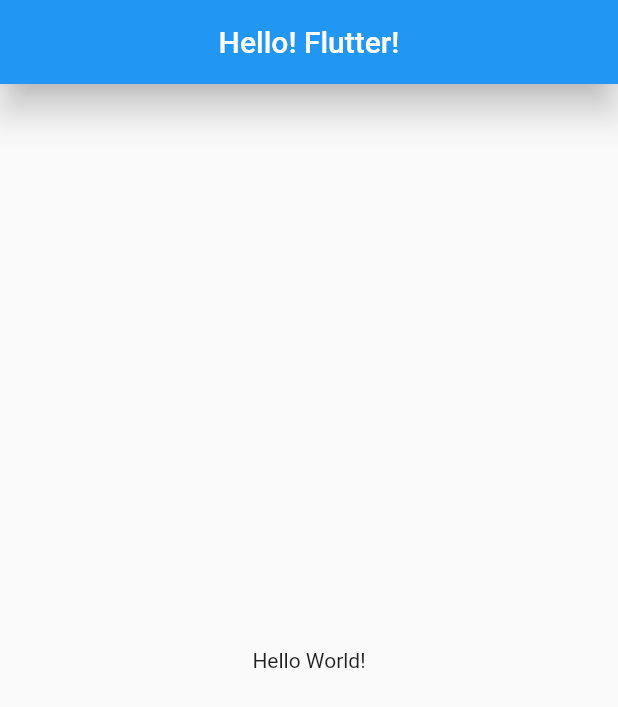
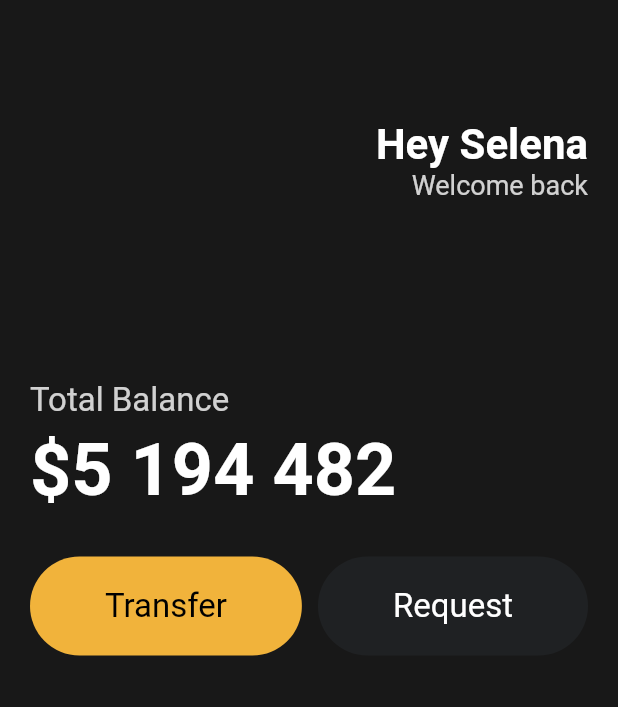
Before and after one commit to JonghyunLEE12/Flutter, a Flutter app: the screen it shows after launch, on a phone screen of 412 x 824 dp. Shown: the top 707 px of the screen. Run offline on Flutter 3.47's test engine with Material 2 defaults, Android fonts, the phone set to English and light mode, and no system bars.

Commit message:
위젯 만들기

```diff
--- a/toonflix/analysis_options.yaml
+++ b/toonflix/analysis_options.yaml
@@ -22,6 +22,9 @@
   # `// ignore_for_file: name_of_lint` syntax on the line or in the file
   # producing the lint.
   rules:
+    # prefer_const_constructors: false
+    # prefer_const_literals_to_create_immutables: false
+    # prefer_const_constructors_in_immutables: false
     # avoid_print: false  # Uncomment to disable the `avoid_print` rule
     # prefer_single_quotes: true  # Uncomment to enable the `prefer_single_quotes` rule
 
--- a/toonflix/lib/main.dart
+++ b/toonflix/lib/main.dart
@@ -1,4 +1,5 @@
 import 'package:flutter/material.dart';
+import 'package:toonflix/widgets/Button.dart';
 
 class Player {
   String? name; // ? => null 값을 가질 수 있음을 의미
@@ -6,13 +7,15 @@
 }
 
 void main() {
-  var nico = Player(name: 'Jonghyun');
-  runApp(App());
+  // var nico = Player(name: 'Jonghyun');
+  runApp(const App());
 }
 
-// 위젯을 만든다는건 class 를 만든느것
+// 위젯을 만든다는건 class 를 만드는것
 // 위젯을 만들기 위해선 SDK를 상속 받아야함
 class App extends StatelessWidget {
+  const App({super.key});
+
   // StatelessWidget 상속 받기 위해선 build 메소드를 구현해줘야함
 
   @override
@@ -23,14 +26,81 @@
     return MaterialApp(
       // Scaffold => 화면 구성과 구조에 관한 걸 다룰수 있는 위젯
       home: Scaffold(
-        appBar: AppBar(
-          centerTitle: true,
-          elevation: 10,
-          title: Text('Hello! Flutter!'),
-        ),
-        body: Center(
-          child: Text('Hello World!'),
-        ),
+        backgroundColor: const Color(0xFF181818),
+        body: Padding(
+            padding: const EdgeInsets.symmetric(
+              horizontal: 20,
+            ),
+            child: Column(
+              crossAxisAlignment: CrossAxisAlignment.start,
+              children: [
+                const SizedBox(
+                  height: 80,
+                ),
+                // Row => 수평 , Column => 수직
+                Row(
+                  mainAxisAlignment: MainAxisAlignment.end,
+                  children: [
+                    Column(
+                      crossAxisAlignment: CrossAxisAlignment.end,
+                      children: [
+                        const Text(
+                          'Hey Selena',
+                          style: TextStyle(
+                            color: Colors.white,
+                            fontSize: 28,
+                            fontWeight: FontWeight.bold,
+                          ),
+                        ),
+                        Text('Welcome back',
+                            style: TextStyle(
+                              color: Colors.white.withOpacity(0.8),
+                              fontSize: 18,
+                            )),
+                      ],
+                    )
+                  ],
+                ),
+                const SizedBox(
+                  height: 120,
+                ),
+                Text(
+                  'Total Balance',
+                  style: TextStyle(
+                    fontSize: 22,
+                    color: Colors.white.withOpacity(0.8),
+                  ),
+                ),
+                const SizedBox(
+                  height: 5,
+                ),
+                const Text(
+                  '\$5 194 482',
+                  style: TextStyle(
+                    fontSize: 48,
+                    fontWeight: FontWeight.w600,
+                    color: Colors.white,
+                  ),
+                ),
+                const SizedBox(
+                  height: 30,
+                ),
+
+                const Row(
+                  mainAxisAlignment: MainAxisAlignment.spaceBetween,
+                  children: [
+                    Button(
+                        text: 'Transfer',
+                        bgColor: Color(0xFFF1B33B),
+                        textColor: Colors.black),
+                    Button(
+                        text: 'Request',
+                        bgColor: Color(0xFF1F2123),
+                        textColor: Colors.white)
+                  ],
+                )
+              ],
+            )),
       ),
     );
   }
--- /dev/null
+++ b/toonflix/lib/widgets/Button.dart
@@ -0,0 +1,37 @@
+import 'package:flutter/material.dart';
+
+class Button extends StatelessWidget {
+  final String text;
+  final Color bgColor;
+  final Color textColor;
+
+  const Button({
+    super.key,
+    required this.text,
+    required this.bgColor,
+    required this.textColor,
+  });
+
+  @override
+  Widget build(BuildContext context) {
+    return Container(
+      decoration: BoxDecoration(
+        color: bgColor,
+        borderRadius: BorderRadius.circular(45),
+      ),
+      child: Padding(
+        padding: const EdgeInsets.symmetric(
+          vertical: 20,
+          horizontal: 50,
+        ),
+        child: Text(
+          text,
+          style: TextStyle(
+            fontSize: 22,
+            color: textColor,
+          ),
+        ),
+      ),
+    );
+  }
+}
```
